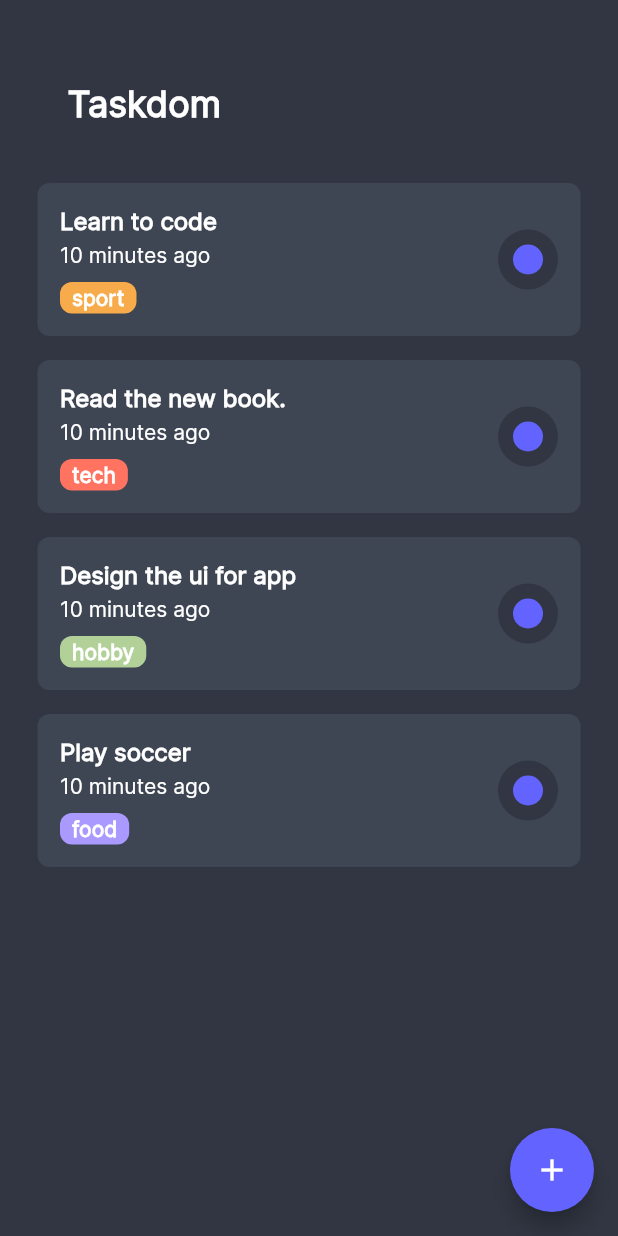
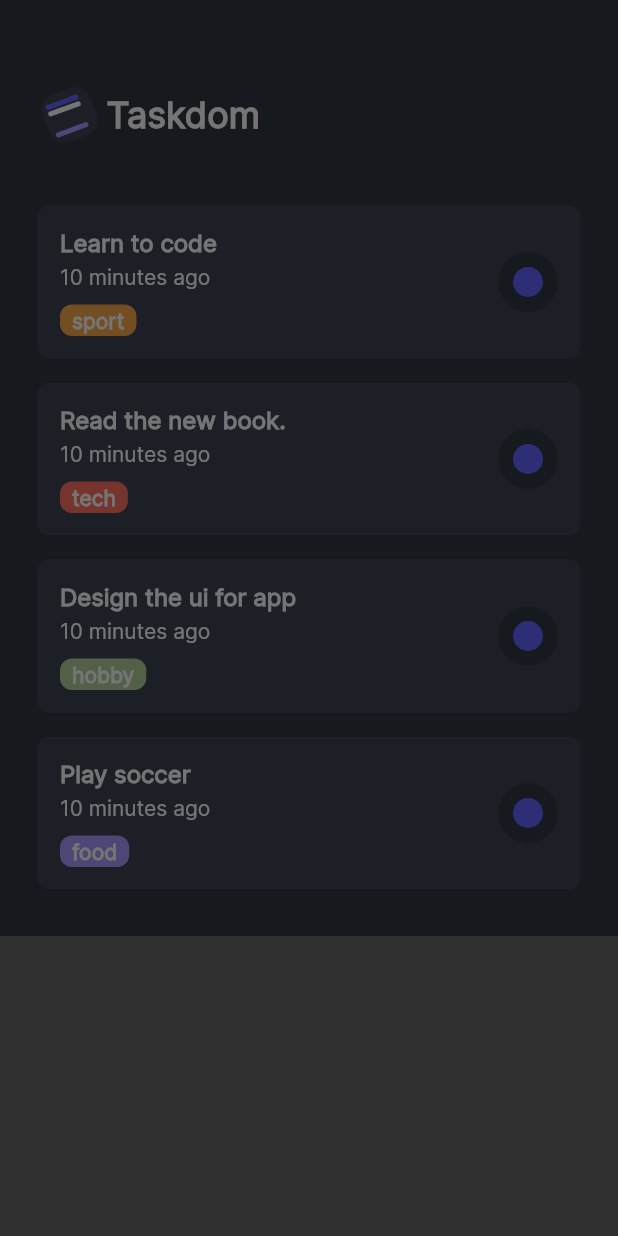
Before and after one commit to sammyodiagbe/tododorm, a Flutter app: the screen it shows after launch, after a tap on the "add" icon, on a phone screen of 412 x 824 dp. Run offline on Flutter 3.47's test engine with Material 2 defaults, Android fonts, the phone set to English and light mode, and no system bars; our stand-ins replace flutter_svg.

Commit message:
added flutter_svg to the depencies list

```diff
--- a/lib/screens/taskScreen.dart
+++ b/lib/screens/taskScreen.dart
@@ -25,10 +25,15 @@ class TaskScreen extends StatelessWidget {
         floatingActionButton: FloatingActionButton(
           child: Icon(Icons.add),
           onPressed: () {
-            //    showModalBottomSheet(context: context, builder: () {
-            //   return null;
-            // })
-            // }
+            showModalBottomSheet(
+              context: context,
+              builder: (BuildContext context) {
+                return Container(
+                  height: 200,
+                  // color: Colors.white,
+                );
+              },
+            );
           },
         ),
         body: Padding(
--- a/lib/widgets/custom_navigation.dart
+++ b/lib/widgets/custom_navigation.dart
@@ -1,14 +1,19 @@
 // ignore_for_file: prefer_const_constructors
 import "package:flutter/material.dart";
+import 'package:flutter_svg/flutter_svg.dart';
 
 class CustomNavigationBar extends StatelessWidget {
   @override
   Widget build(BuildContext context) {
     return Container(
-      padding: EdgeInsets.symmetric(vertical: 30, horizontal: 20),
+      padding: EdgeInsets.symmetric(vertical: 30),
       width: double.infinity,
       child: Row(
         children: [
+          SvgPicture.asset('assets/images/logo.svg'),
+          SizedBox(
+            width: 2,
+          ),
           Text(
             'Taskdom',
             style: TextStyle(
--- a/pubspec.yaml
+++ b/pubspec.yaml
@@ -33,6 +33,7 @@ dependencies:
   # The following adds the Cupertino Icons font to your application.
   # Use with the CupertinoIcons class for iOS style icons.
   cupertino_icons: ^1.0.2
+  flutter_svg: ^1.1.1+1
 
 dev_dependencies:
   flutter_test:
@@ -56,8 +57,8 @@ flutter:
   uses-material-design: true
 
   # To add assets to your application, add an assets section, like this:
-  # assets:
-  #   - images/a_dot_burr.jpeg
+  assets:
+    - assets/images/logo.svg
   #   - images/a_dot_ham.jpeg
 
   # An image asset can refer to one or more resolution-specific "variants", see
```
Also changed, not shown: assets/images/logo.svg (added), pubspec.lock.
